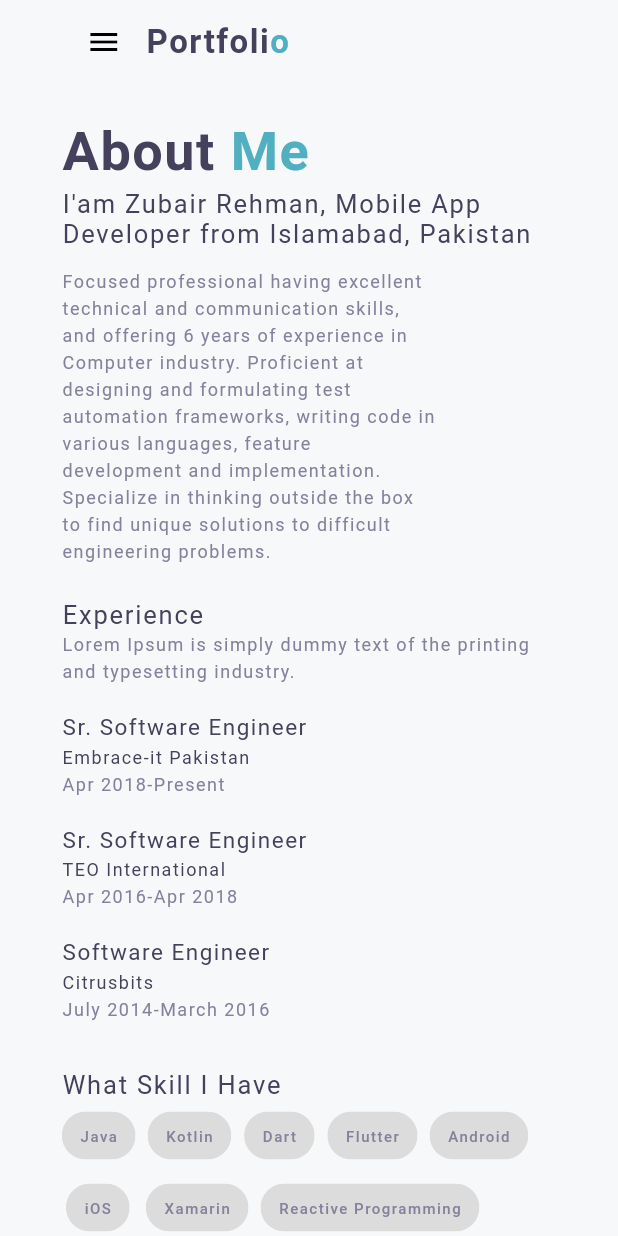
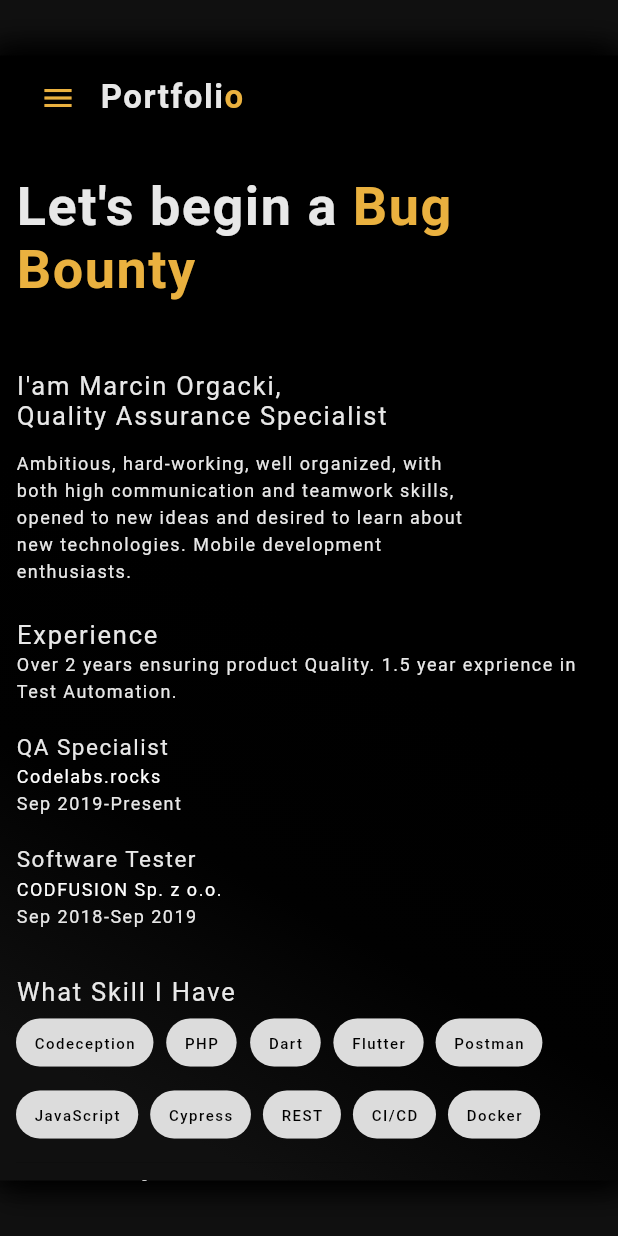
Before and after one commit to MOrgacki/MOrgacki.github.io, a Flutter app: the screen it shows after launch, on a phone screen of 412 x 824 dp. Run offline on Flutter 3.47's test engine with Material 2 defaults, Android fonts, the phone set to English and light mode, and no system bars; missing offline and left inert: dart:html, flutter_web; network calls fail; Roboto replaces fonts that are missing (NexaBold, NexaLight, ProductSans).

Commit message:
initial commit

```diff
--- a/lib/constants/assets.dart
+++ b/lib/constants/assets.dart
@@ -1,7 +1,8 @@
 class Assets {
   Assets._();
 
-  static const String programmer3 = 'assets/images/programmer-3.gif';
+  static const String programmer3 = 'assets/images/ja.jpg';
+  static const String background = 'assets/images/background.jpg';
 
   // social icons
   static const String dribble = 'assets/icons/ic_dribbble.png';
--- a/lib/constants/strings.dart
+++ b/lib/constants/strings.dart
@@ -2,19 +2,21 @@ class Strings {
   Strings._();
 
   static const String about_me = 'About Me';
-  static const String about = 'About';
-  static const String me = ' Me';
+  static const String about = 'Let\'s begin a';
+  static const String me = ' Bug Bounty\n';
   static const String portfoli = 'Portfoli';
   static const String o = 'o';
-  static const String headline = 'I\'am Zubair Rehman, Mobile App Developer from Islamabad, Pakistan';
-  static const String summary = 'Focused professional having excellent technical and communication skills, and offering 6 years of experience in Computer industry. Proficient at designing and formulating test automation frameworks, writing code in various languages, feature development and implementation. Specialize in thinking outside the box to find unique solutions to difficult engineering problems.';
+  static const String headline =
+      'I\'am Marcin Orgacki,\nQuality Assurance Specialist';
+  static const String summary =
+      'Ambitious, hard-working, well organized, with both high communication and teamwork skills, opened to new ideas and desired to learn about new technologies. Mobile development enthusiasts.';
   static const String experience = 'Experience';
   static const String skills_i_have = 'What Skill I Have';
-  static const String rights_reserved = '© 2019 IOTECK SOLUTIONS. ALL RIGHTS RESERVED.';
+  static const String rights_reserved =
+      '© 2020 MARCIN ORGACKI. ALL RIGHTS RESERVED.';
 
   // menu items
   static const String menu_home = 'Home';
   static const String menu_about = 'About';
   static const String menu_contact = 'Contact';
-
 }
--- a/lib/constants/text_styles.dart
+++ b/lib/constants/text_styles.dart
@@ -6,7 +6,7 @@ class TextStyles {
 
   static TextStyle get logo => TextStyle(
         fontFamily: Fonts.product,
-        color: Color(0xFF45405B),
+        color: Color(0xFFe8e8e8),
         fontSize: 22.0, //22.0
         fontWeight: FontWeight.bold,
         letterSpacing: 1.0,
@@ -16,19 +16,19 @@ class TextStyles {
         fontFamily: Fonts.product,
         fontSize: 12.0, //12,.0
         letterSpacing: 1.0,
-        color: Color(0xFF45405B),
+        color: Color(0xFFe8e8e8), //Color(0xFFe8e8e8) Color(0xff81807f)
       );
 
   static TextStyle get heading => TextStyle(
         fontFamily: Fonts.nexa_bold,
-        color: Color(0xFF45405B),
+        color: Color(0xFFe8e8e8),
         fontSize: 45.0, //45.0
         fontWeight: FontWeight.bold,
         letterSpacing: 1.0,
       );
 
   static TextStyle get sub_heading => TextStyle(
-        color: Color(0xFF45405B),
+        color: Color(0xFFe8e8e8),
         fontFamily: Fonts.product,
         fontSize: 17.0, //17.0
         letterSpacing: 1.2,
@@ -36,7 +36,7 @@ class TextStyles {
 
   static TextStyle get company => TextStyle(
         fontFamily: Fonts.product,
-    color: Color(0xFF45405B),
+        color: Color(0xFFe8e8e8),
         height: 1.5,
         fontSize: 15.0, //15.0
         letterSpacing: 1.0,
@@ -44,7 +44,7 @@ class TextStyles {
 
   static TextStyle get body => TextStyle(
         fontFamily: Fonts.product,
-        color: Color(0xFF85819C),
+        color: Color(0xFFe8e8e8),
         height: 1.5,
         fontSize: 12.0, //12.0
         letterSpacing: 1.0,
@@ -52,7 +52,7 @@ class TextStyles {
 
   static TextStyle get body1 => TextStyle(
         fontFamily: Fonts.product,
-    color: Color(0xFF85819C),
+        color: Color(0xFFe8e8e8),
         height: 1.5,
         fontSize: 10.0, //10.0
         letterSpacing: 1.0,
@@ -60,7 +60,7 @@ class TextStyles {
 
   static TextStyle get chip => TextStyle(
         fontFamily: Fonts.product,
-    color: Color(0xFF85819C),
+        color: Colors.black,
         height: 1.5,
         fontSize: 12.0, //12.0
         letterSpacing: 1.0,
--- a/lib/main.dart
+++ b/lib/main.dart
@@ -8,24 +8,20 @@ void main() {
 }
 
 class MyApp extends StatelessWidget {
-
   @override
   Widget build(BuildContext context) {
-
     return MaterialApp(
       debugShowCheckedModeBanner: false,
       theme: ThemeData(
           brightness: Brightness.light,
           primaryColorBrightness: Brightness.light,
-          accentColorBrightness: Brightness.light
-      ),
+          accentColorBrightness: Brightness.light),
       home: MyAppChild(),
     );
   }
 }
 
 class MyAppChild extends StatefulWidget {
-
   @override
   _MyAppChildState createState() => _MyAppChildState();
 }
--- a/lib/ui/home.dart
+++ b/lib/ui/home.dart
@@ -12,10 +12,49 @@ class HomePage extends StatelessWidget {
   @override
   Widget build(BuildContext context) {
     return Material(
-      color: Color(0xFFF7F8FA),
+        color: Color(0xff101010),
+        child: Stack(children: <Widget>[
+          DecoratedBox(
+            decoration: BoxDecoration(
+              image: DecorationImage(
+                  image: AssetImage(Assets.background), fit: BoxFit.cover),
+            ),
+          ),
+          Container(
+              child: Align(
+                  child: Container(
+            width: 950.0,
+            height: 750.0,
+            decoration: BoxDecoration(
+              shape: BoxShape.rectangle,
+              color: Colors.black,
+              boxShadow: [
+                BoxShadow(
+                    color: Colors.black,
+                    spreadRadius: 3,
+                    blurRadius: 15,
+                    offset: Offset(4.0, 4.0)),
+                BoxShadow(
+                    color: Colors.black,
+                    spreadRadius: 3,
+                    blurRadius: 15,
+                    offset: Offset(-4.0, -4.0))
+              ],
+              gradient: LinearGradient(
+                begin: Alignment.topRight,
+                end: Alignment.bottomLeft,
+                stops: [0.1, 0.5, 0.7, 0.9],
+                colors: [
+                  Color(0xff000000),
+                  Color(0xff000000),
+                  Color(0xff010101),
+                  Color(0xff101010),
+                ],
+              ),
+            ),
             child: Padding(
               padding: EdgeInsets.symmetric(
-            horizontal: (ScreenUtil.getInstance().setWidth(108))), //144
+                  horizontal: (ScreenUtil.getInstance().setWidth(28))), //144
               child: Scaffold(
                 backgroundColor: Colors.transparent,
                 appBar: _buildAppBar(context),
@@ -25,7 +64,8 @@ class HomePage extends StatelessWidget {
                 }),
               ),
             ),
-    );
+          )))
+        ]));
   }
 
   //AppBar Methods:-------------------------------------------------------------
@@ -35,6 +75,9 @@ class HomePage extends StatelessWidget {
       title: _buildTitle(),
       backgroundColor: Colors.transparent,
       elevation: 0.0,
+      iconTheme: IconThemeData(
+        color: Color(0xFFeab13f),
+      ),
       actions:
           !ResponsiveWidget.isSmallScreen(context) ? _buildActions() : null,
     );
@@ -57,7 +100,7 @@ class HomePage extends StatelessWidget {
           TextSpan(
             text: Strings.o,
             style: TextStyles.logo.copyWith(
-              color: Color(0xFF50AFC0),
+              color: Color(0xFFeab13f),
             ),
           ),
         ],
@@ -71,7 +114,7 @@ class HomePage extends StatelessWidget {
         child: Text(
           Strings.menu_home,
           style: TextStyles.menu_item.copyWith(
-            color: Color(0xFF50AFC0),
+            color: Color(0xFFeab13f),
           ),
         ),
         onPressed: () {},
@@ -95,12 +138,16 @@ class HomePage extends StatelessWidget {
 
   Widget _buildDrawer(BuildContext context) {
     return ResponsiveWidget.isSmallScreen(context)
-        ? Drawer(
+        ? Theme(
+            data: Theme.of(context).copyWith(
+              canvasColor: Colors.grey[700],
+            ),
+            child: Drawer(
               child: ListView(
                 padding: const EdgeInsets.all(20),
                 children: _buildActions(),
               ),
-          )
+            ))
         : null;
   }
 
@@ -182,7 +229,7 @@ class HomePage extends StatelessWidget {
   Widget _buildIllustration() {
     return Image.network(
       Assets.programmer3,
-      height: ScreenUtil.getInstance().setWidth(345), //480.0
+      height: ScreenUtil.getInstance().setWidth(245), //480.0
     );
   }
 
@@ -234,7 +281,7 @@ class HomePage extends StatelessWidget {
           TextSpan(
             text: Strings.me,
             style: TextStyles.heading.copyWith(
-              color: Color(0xFF50AFC0),
+              color: Color(0xFFeab13f),
               fontSize: ResponsiveWidget.isSmallScreen(context) ? 36 : 45.0,
             ),
           ),
@@ -281,18 +328,16 @@ class HomePage extends StatelessWidget {
 
   // Skills Methods:------------------------------------------------------------
   final skills = [
-    'Java',
-    'Kotlin',
+    'Codeception',
+    'PHP',
     'Dart',
     'Flutter',
-    'Android',
-    'iOS',
-    'Xamarin',
-    'Reactive Programming',
-    'Jenkins',
-    'Photoshop',
-    'JFrog Atrtifactory',
-    'Code Magic',
+    'Postman',
+    'JavaScript',
+    'Cypress',
+    'REST',
+    'CI/CD',
+    'Docker',
   ];
 
   Widget _buildSkills(BuildContext context) {
@@ -335,22 +380,16 @@ class HomePage extends StatelessWidget {
   // Education Methods:---------------------------------------------------------
   final educationList = [
     Education(
-      'Apr 2018',
+      'Sep 2019',
       'Present',
-      'Embrace-it Pakistan',
-      'Sr. Software Engineer',
+      'Codelabs.rocks',
+      'QA Specialist',
     ),
     Education(
-      'Apr 2016',
-      'Apr 2018',
-      'TEO International',
-      'Sr. Software Engineer',
-    ),
-    Education(
-      'July 2014',
-      'March 2016',
-      'Citrusbits',
-      'Software Engineer',
+      'Sep 2018',
+      'Sep 2019',
+      'CODFUSION Sp. z o.o.',
+      'Software Tester',
     ),
   ];
 
@@ -375,7 +414,7 @@ class HomePage extends StatelessWidget {
 
   Widget _buildEducationSummary() {
     return Text(
-      'Lorem Ipsum is simply dummy text of the printing and typesetting industry.',
+      'Over 2 years ensuring product Quality. 1.5 year exprience in Test Automation.   ',
       style: TextStyles.body,
     );
   }
@@ -400,7 +439,7 @@ class HomePage extends StatelessWidget {
           Text(
             '${education.organization}',
             style: TextStyles.body.copyWith(
-              color: Color(0xFF45405B),
+              color: Colors.white,
             ),
           ),
           Text(
@@ -454,12 +493,12 @@ class HomePage extends StatelessWidget {
       children: <Widget>[
         GestureDetector(
           onTap: () {
-            html.window
-                .open("https://www.linkedin.com/in/zubairehman/", "LinkedIn");
+            html.window.open(
+                "https://www.linkedin.com/in/marcin-orgacki/", "LinkedIn");
           },
           child: Image.network(
             Assets.linkedin,
-            color: Color(0xFF45405B),
+            color: Colors.white,
             height: 20.0,
             width: 20.0,
           ),
@@ -467,11 +506,11 @@ class HomePage extends StatelessWidget {
         SizedBox(width: 16.0),
         GestureDetector(
           onTap: () {
-            html.window.open("https://medium.com/@zubairehman.work", "Medium");
+            html.window.open("https://github.com/MOrgacki", "Github");
           },
           child: Image.network(
-            Assets.evernote,
-            color: Color(0xFF45405B),
+            Assets.google,
+            color: Colors.white,
             height: 20.0,
             width: 20.0,
           ),
@@ -479,23 +518,11 @@ class HomePage extends StatelessWidget {
         SizedBox(width: 16.0),
         GestureDetector(
           onTap: () {
-            html.window.open("https://github.com/zubairehman", "Github");
-          },
-          child: Image.network(
-            Assets.google,
-            color: Color(0xFF45405B),
-            height: 20.0,
-            width: 20.0,
-          ),
-        ),
-        SizedBox(width: 16.0),
-        GestureDetector(
-          onTap: () {
-            html.window.open("https://twitter.com/zubair340", "Twitter");
+            html.window.open("mailto:marcinorgacki@gmail.com", "Gmail");
           },
           child: Image.network(
             Assets.twitter,
-            color: Color(0xFF45405B),
+            color: Colors.white,
             height: 20.0,
             width: 20.0,
           ),
```
Also changed, not shown: 8 other files. Lines whose indentation alone changed are shown as unchanged.
